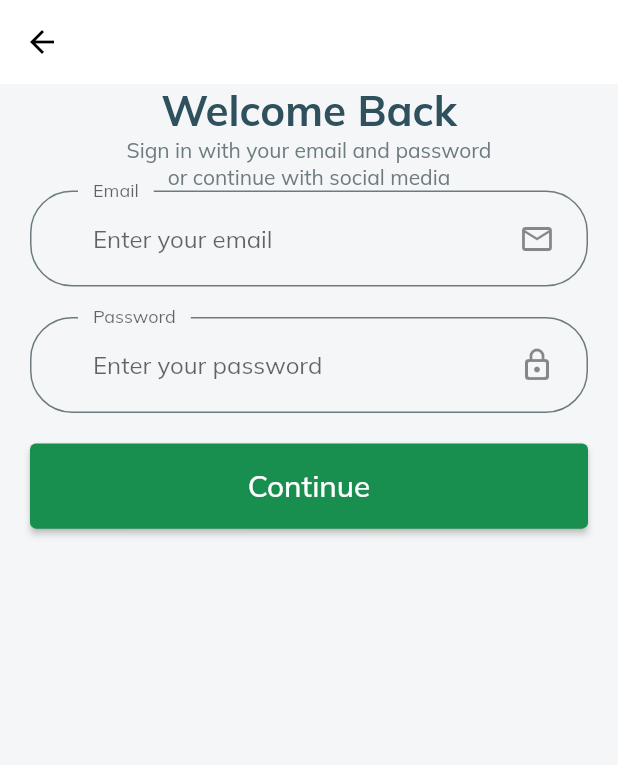
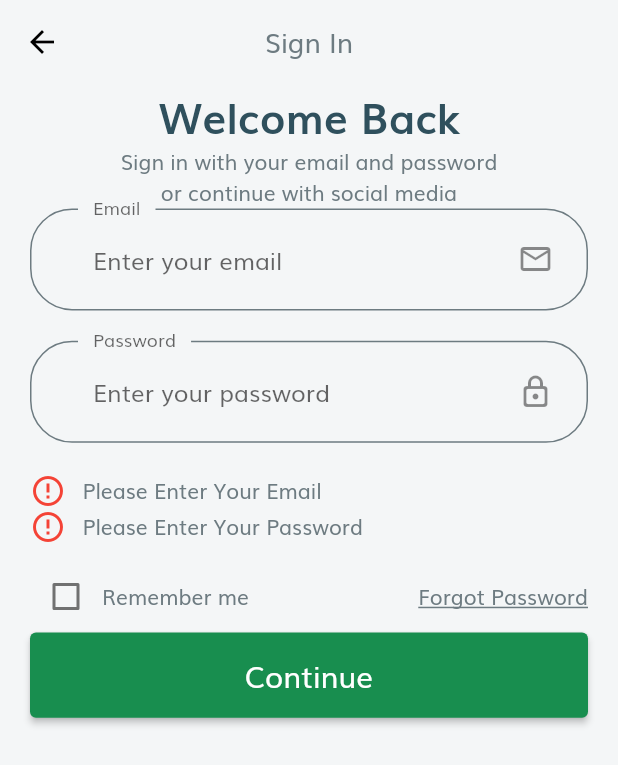
Before and after one commit to Mudennn/Denai_app, a Flutter app: the SignInScreen screen opened by its route, after a tap on "Continue", on a phone screen of 412 x 824 dp. Shown: the top 765 px of the screen. Run offline on Flutter 3.47's test engine with Material 2 defaults, Android fonts, the light colour scheme and no system bars; our stand-ins replace bloc, equatable, flutter_bloc, flutter_svg.

Commit message:
update sign in page

```diff
--- a/lib/pages/sign_in/components/custom_surffix_icon.dart
+++ b/lib/components/custom_surffix_icon.dart
@@ -1,6 +1,6 @@
 import 'package:flutter/material.dart';
 
-import '../../../size_config.dart';
+import '../size_config.dart';
 
 class CustomeSurffixIcon extends StatelessWidget {
   const CustomeSurffixIcon({
--- /dev/null
+++ b/lib/components/form_error.dart
@@ -0,0 +1,34 @@
+import 'package:flutter/material.dart';
+
+import '../size_config.dart';
+
+class FormError extends StatelessWidget {
+  const FormError({
+    super.key,
+    required this.errors,
+  });
+
+  final List<String> errors;
+
+  @override
+  Widget build(BuildContext context) {
+    return Column(
+      children: List.generate(errors.length, (index) => formErrorText(error: errors[index]))
+    );
+  }
+
+  Row formErrorText({required String error}) {
+    return Row(
+        children: [
+          Icon(
+            Icons.error_outline,
+            color: Colors.red,
+          ),
+          SizedBox(
+            width: getProportionateScreenWidth(10),
+          ),
+          Text(error),
+        ],
+      );
+  }
+}
--- a/lib/constant.dart
+++ b/lib/constant.dart
@@ -7,3 +7,11 @@ const tagColor = Color(0xFFf29911);
 const whiteColor = Color(0xFFF4f6f7);
 
 const animationDuration = Duration(milliseconds: 200);
+
+// Form Error
+final RegExp emailValidatorRegExp = RegExp(r"^[a-zA-Z0-9.]+@[a-zA-Z0-9]+\.[a-zA-Z]");
+const String emailNullError = "Please Enter Your Email";
+const String invalidEmailError = "Please Enter Valid Email";
+const String passNullError = "Please Enter Your Password";
+const String shortPassError = "Password is too short";
+const String matchPassError = "Password don't match";
--- a/lib/pages/sign_in/components/body.dart
+++ b/lib/pages/sign_in/components/body.dart
@@ -1,5 +1,6 @@
 import 'package:denai_app/components/default_button.dart';
-import 'package:denai_app/pages/sign_in/components/custom_surffix_icon.dart';
+// import 'package:denai_app/components/custom_surffix_icon.dart';
+import 'package:denai_app/components/form_error.dart';
 import 'package:flutter/material.dart';
 import 'package:denai_app/size_config.dart';
 
@@ -19,6 +20,7 @@ class Body extends StatelessWidget {
         ),
         child: Column(
           children: const [
+            // Tittle
             Text(
               "Welcome Back",
               style: TextStyle(
@@ -49,9 +51,15 @@ class SignForm extends StatefulWidget {
 }
 
 class _SignFormState extends State<SignForm> {
+  final _formKey = GlobalKey<FormState>();
+  final List<String> errors = [];
+  late String email;
+  late String password;
+
   @override
   Widget build(BuildContext context) {
     return Form(
+        key: _formKey,
         child: Column(
           children: [
             buildEmailFromField(),
@@ -62,40 +70,118 @@ class _SignFormState extends State<SignForm> {
             SizedBox(
               height: getProportionateScreenHeight(20),
             ),
+            FormError(errors: errors),
+            SizedBox(
+              height: getProportionateScreenHeight(10),
+            ),
+            Row(
+              children: [
+                Checkbox(
+                  value: false,
+                  onChanged: (value) {},
+                ),
+                Text("Remember me"),
+                Spacer(),
+                Text(
+                  "Forgot Password",
+                  style: TextStyle(decoration: TextDecoration.underline),
+                )
+              ],
+            ),
             DefaultButton(
               text: 'Continue',
-          press: () {},
+              press: () {
+                if (_formKey.currentState!.validate()) {
+                  _formKey.currentState?.save();
+                }
+              },
             ),
           ],
         ));
   }
 
+//Password form field
   TextFormField buildPasswordFormField() {
     return TextFormField(
+      onSaved: (newValue) => password = newValue!,
+      onChanged: (value) {
+        if (value.isNotEmpty && errors.contains(passNullError)) {
+          setState(() {
+            errors.remove(passNullError);
+          });
+        } else if (value.length >= 8 && errors.contains(shortPassError)) {
+          setState(() {
+            errors.remove(shortPassError);
+          });
+        }
+        return;
+      },
+      validator: (value) {
+        if (value!.isEmpty && !errors.contains(passNullError)) {
+          setState(() {
+            errors.add(passNullError);
+          });
+        } else if (value.length < 8 && !errors.contains(shortPassError)) {
+          setState(() {
+            errors.add(shortPassError);
+          });
+        }
+        return null;
+      },
       obscureText: true,
-      decoration: const InputDecoration(
+      decoration: InputDecoration(
         labelText: "Password",
         hintText: "Enter your password",
         floatingLabelBehavior: FloatingLabelBehavior.always,
         suffixIcon: Padding(
-          padding: EdgeInsets.fromLTRB(0, 20, 20, 20),
-          child: Icon(Icons.lock_outline_rounded),
+          padding: EdgeInsets.fromLTRB(0, getProportionateScreenWidth(20),
+              getProportionateScreenWidth(20), getProportionateScreenWidth(20)),
+          child: const Icon(Icons.lock_outline_rounded),
         ),
       ),
     );
   }
 
+// Email Form Field
   TextFormField buildEmailFromField() {
     return TextFormField(
       keyboardType: TextInputType.emailAddress,
+      onSaved: (newValue) => email = newValue!,
+      onChanged: (value) {
+        if (value.isNotEmpty && errors.contains(emailNullError)) {
+          setState(() {
+            errors.remove(emailNullError);
+          });
+        } else if (emailValidatorRegExp.hasMatch(value) &&
+            errors.contains(invalidEmailError)) {
+          setState(() {
+            errors.remove(invalidEmailError);
+          });
+        }
+        return;
+      },
+      validator: (value) {
+        if (value!.isEmpty && !errors.contains(emailNullError)) {
+          setState(() {
+            errors.add(emailNullError);
+          });
+        } else if (!emailValidatorRegExp.hasMatch(value) &&
+            !errors.contains(invalidEmailError)) {
+          setState(() {
+            errors.add(invalidEmailError);
+          });
+        }
+        return null;
+      },
       decoration: InputDecoration(
         labelText: "Email",
         hintText: "Enter your email",
         floatingLabelBehavior: FloatingLabelBehavior.always,
         // suffixIcon: CustomeSurffixIcon(),
         suffixIcon: Padding(
-          padding: EdgeInsets.fromLTRB(0, 20, 20, 20),
-          child: Icon(Icons.email_outlined),
+          padding: EdgeInsets.fromLTRB(0, getProportionateScreenWidth(20),
+              getProportionateScreenWidth(20), getProportionateScreenWidth(20)),
+          child: const Icon(Icons.email_outlined),
         ),
       ),
     );
--- a/lib/pages/sign_in/sign_in_screen.dart
+++ b/lib/pages/sign_in/sign_in_screen.dart
@@ -1,5 +1,6 @@
 import 'package:flutter/material.dart';
 
+import '../../constant.dart';
 import 'components/body.dart';
 
 class SignInScreen extends StatelessWidget {
@@ -12,7 +13,7 @@ class SignInScreen extends StatelessWidget {
       appBar: AppBar(
         title: const Text(
           "Sign In",
-          // style: TextStyle(color: textColor, fontSize: 18),
+          style: TextStyle(color: textColor, fontSize: 18),
         ),
         centerTitle: true,
       ),
--- a/lib/theme.dart
+++ b/lib/theme.dart
@@ -10,7 +10,7 @@ ThemeData theme() {
     textTheme: textTheme(),
     // primarySwatch: Colors.blue,
     appBarTheme: appBarTheme(),
-    inputDecorationTheme:  inputDecorationTheme(),
+    inputDecorationTheme: inputDecorationTheme(),
     visualDensity: VisualDensity.adaptivePlatformDensity,
   );
 }
@@ -34,12 +34,13 @@ TextTheme textTheme() {
   return const TextTheme(
     bodyLarge: TextStyle(color: headingColor),
     bodyMedium: TextStyle(color: textColor),
+    titleLarge: TextStyle(color: headingColor),
   );
 }
 
 AppBarTheme appBarTheme() {
   return AppBarTheme(
-    backgroundColor: Colors.white,
+    backgroundColor: whiteColor,
     elevation: 0,
     iconTheme: const IconThemeData(color: Colors.black),
     systemOverlayStyle: SystemUiOverlayStyle.dark,
--- a/pubspec.yaml
+++ b/pubspec.yaml
@@ -84,10 +84,10 @@ flutter:
   fonts:
     - family: Muli
       fonts:
-        - asset: asset\fonts\muli\Muli.ttf
-        - asset: asset\fonts\muli\Muli-Bold.ttf
+        - asset: assets/fonts/muli/Muli.ttf
+        - asset: assets/fonts/muli/Muli-Bold.ttf
           weight: 700
-        - asset: asset\fonts\muli\Muli-Light.ttf
+        - asset: assets/fonts/muli/Muli-Light.ttf
           weight: 300
 
   #   - family: Trajan Pro
```
Lines whose indentation alone changed are shown as unchanged.
